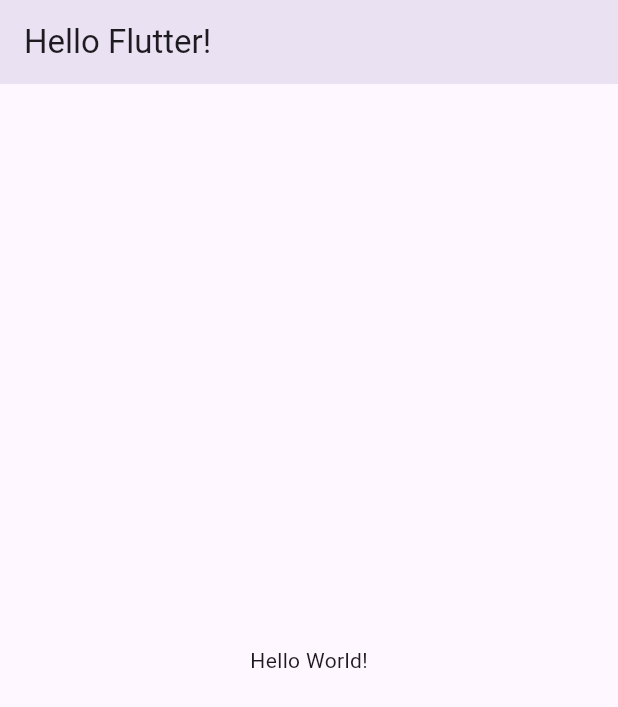
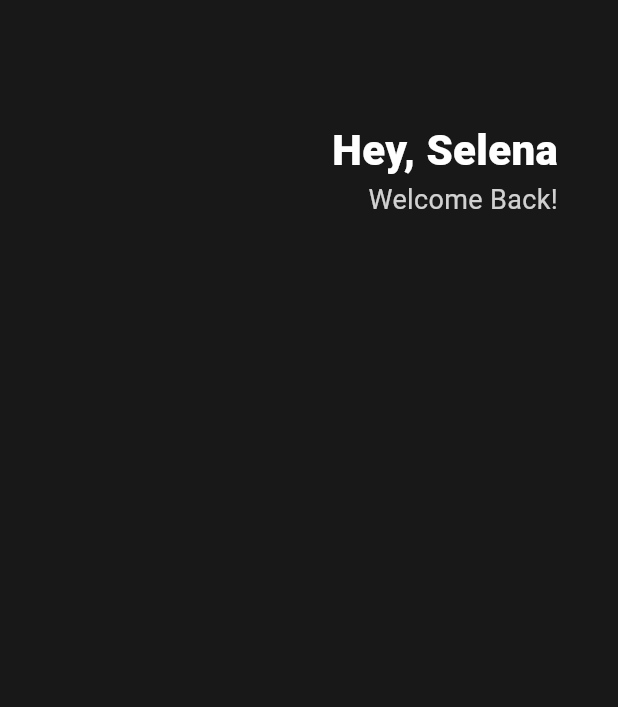
Before and after one commit to kadragon/toonflix, a Flutter app: the screen it shows after launch, on a phone screen of 412 x 824 dp. Shown: the top 707 px of the screen. Run offline on Flutter 3.47's test engine with Material 3 defaults, Android fonts, the phone set to English and light mode, and no system bars.

Commit message:
#3.0 Header

```diff
--- a/lib/main.dart
+++ b/lib/main.dart
@@ -9,8 +9,40 @@ class App extends StatelessWidget {
   Widget build(BuildContext context) {
     return MaterialApp(
       home: Scaffold(
-        appBar: AppBar(title: Text('Hello Flutter!'), elevation: 10),
-        body: Center(child: Text("Hello World!")),
+        backgroundColor: Color(0xFF181818),
+        body: Padding(
+          padding: EdgeInsets.symmetric(horizontal: 40),
+          child: Column(
+            children: [
+              SizedBox(height: 80),
+              Row(
+                mainAxisAlignment: MainAxisAlignment.end,
+                children: [
+                  Column(
+                    crossAxisAlignment: CrossAxisAlignment.end,
+                    children: [
+                      Text(
+                        "Hey, Selena",
+                        style: TextStyle(
+                          color: Colors.white,
+                          fontSize: 28,
+                          fontWeight: FontWeight.w800,
+                        ),
+                      ),
+                      Text(
+                        "Welcome Back!",
+                        style: TextStyle(
+                          color: Colors.white.withValues(alpha: 0.8),
+                          fontSize: 18,
+                        ),
+                      ),
+                    ],
+                  ),
+                ],
+              ),
+            ],
+          ),
+        ),
       ),
     );
   }
```
